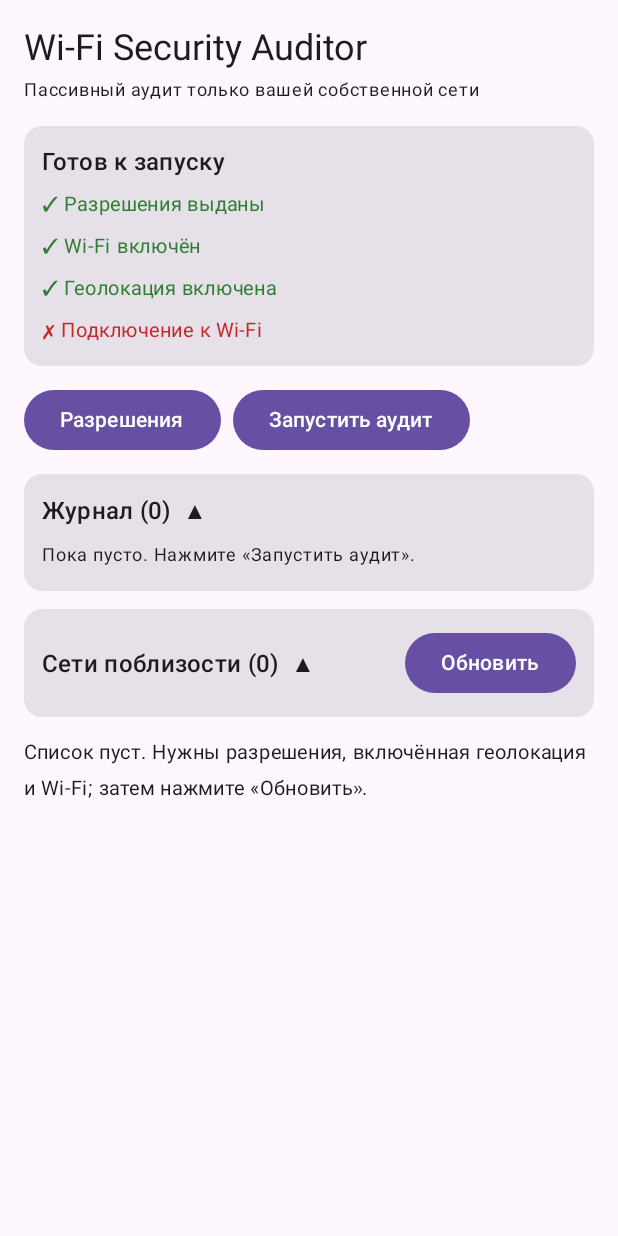
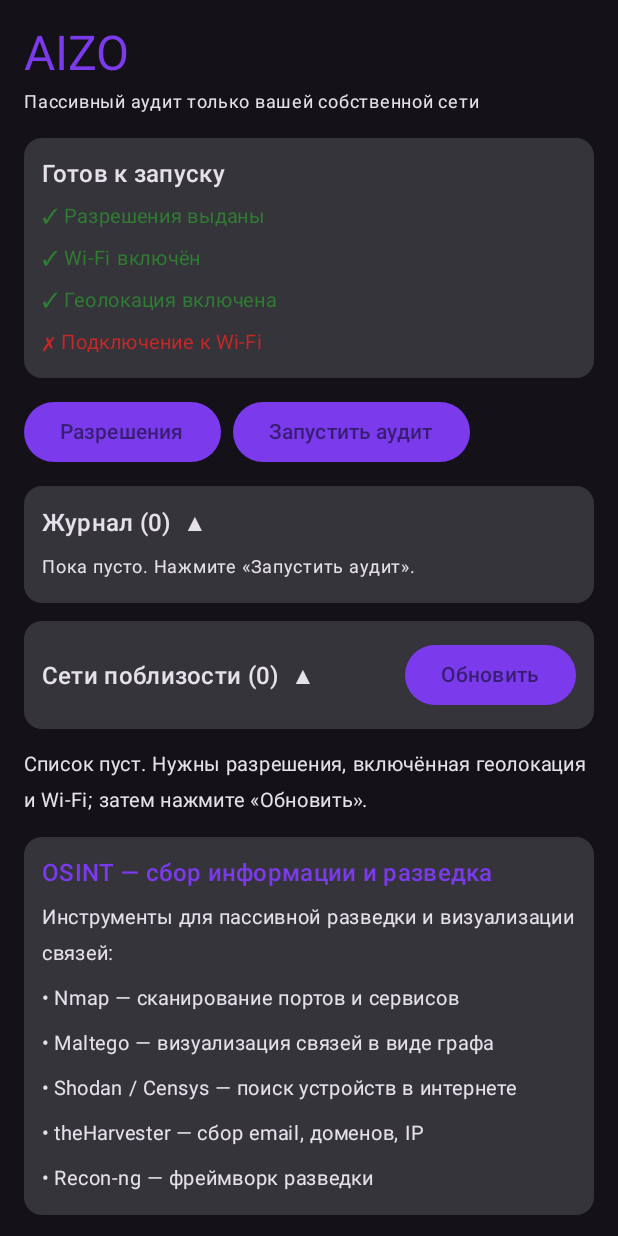
Before and after one commit to gigamega777777-spec/AIZO, an Android app built with Jetpack Compose: the screen it shows after launch (MainActivity), on a phone screen of 412 x 824 dp. Run offline under Robolectric (Android 15) with nearby library versions, the phone set to English and light mode, and no system bars; 1 statement that could not run was skipped.

Commit message:
feat(ui): rebranding to AIZO and adding OSINT information section
- Rename project from "Wi-Fi Security Auditor" to "AIZO" across settings and manifest
- Implement a dark-themed splash screen in MainActivity
- Update MaterialTheme with custom color scheme (purple and red)
- Add an OSINT tools information card to the MainScreen
- Update GitHub Actions artifact name to AIZO-debug
- Add application icons and resource directories

```diff
--- a/app/src/main/AndroidManifest.xml
+++ b/app/src/main/AndroidManifest.xml
@@ -17,9 +17,11 @@
 
     <application
         android:allowBackup="false"
-        android:label="Wi-Fi Security Auditor"
+        android:label="AIZO"
+        android:icon="@mipmap/ic_launcher"
+        android:roundIcon="@mipmap/ic_launcher_round"
         android:supportsRtl="true"
-        android:theme="@android:style/Theme.Material.Light.NoActionBar">
+        android:theme="@android:style/Theme.Material.NoActionBar">
 
         <activity
             android:name=".MainActivity"
--- a/app/src/main/java/com/example/wifiauditor/MainActivity.kt
+++ b/app/src/main/java/com/example/wifiauditor/MainActivity.kt
@@ -8,6 +8,15 @@ import androidx.activity.compose.setContent
 import androidx.activity.result.contract.ActivityResultContracts
 import androidx.activity.viewModels
 import androidx.compose.material3.MaterialTheme
+import androidx.compose.runtime.*
+import kotlinx.coroutines.delay
+import androidx.compose.material3.darkColorScheme
+import androidx.compose.ui.graphics.Color
+import androidx.compose.foundation.layout.*
+import androidx.compose.foundation.background
+import androidx.compose.ui.Alignment
+import androidx.compose.ui.text.font.FontWeight
+import androidx.compose.ui.unit.sp
 import com.example.wifiauditor.ui.MainScreen
 import com.example.wifiauditor.ui.MainViewModel
 
@@ -18,7 +27,7 @@ class MainActivity : ComponentActivity() {
 
     override fun onCreate(savedInstanceState: Bundle?) {
         super.onCreate(savedInstanceState)
-        setContent { MaterialTheme { MainScreen(vm, ::requestPerms) } }
+        setContent { MaterialTheme(colorScheme = darkColorScheme(primary = Color(0xFF7C3AED), secondary = Color(0xFFDC2626), error = Color(0xFFDC2626))) { var showSplash by remember { mutableStateOf(true) }; LaunchedEffect(Unit) { delay(1500); showSplash = false }; if (showSplash) { Box(Modifier.fillMaxSize().background(Color(0xFF0F0A1A)), contentAlignment = Alignment.Center) { Text("AIZO", color = Color(0xFF7C3AED), fontSize = 48.sp, fontWeight = FontWeight.Bold) } } else { MainScreen(vm, ::requestPerms) } } }
     }
 
     override fun onResume() {
--- a/app/src/main/java/com/example/wifiauditor/ui/MainScreen.kt
+++ b/app/src/main/java/com/example/wifiauditor/ui/MainScreen.kt
@@ -32,7 +32,7 @@ fun MainScreen(vm: MainViewModel, onRequestPermissions: () -> Unit) {
             verticalArrangement = Arrangement.spacedBy(12.dp),
         ) {
             item {
-                Text("Wi-Fi Security Auditor", style = MaterialTheme.typography.headlineSmall)
+                Text("AIZO", style = MaterialTheme.typography.headlineLarge, color = Color(0xFF7C3AED))
                 Text("Пассивный аудит только вашей собственной сети", fontSize = 12.sp)
             }
             item { StatusCard(s) }
@@ -107,6 +107,21 @@ fun MainScreen(vm: MainViewModel, onRequestPermissions: () -> Unit) {
                     }
                 }
                 items(s.networks, key = { it.bssid }) { NetworkRow(it) }
+            }
+
+            // ---- OSINT: сбор информации и разведка ----
+            item {
+                Card(Modifier.fillMaxWidth()) {
+                    Column(Modifier.padding(12.dp), verticalArrangement = Arrangement.spacedBy(6.dp)) {
+                        Text("OSINT — сбор информации и разведка", style = MaterialTheme.typography.titleMedium, color = Color(0xFF7C3AED))
+                        Text("Инструменты для пассивной разведки и визуализации связей:", fontSize = 13.sp)
+                        Text("• Nmap — сканирование портов и сервисов", fontSize = 13.sp)
+                        Text("• Maltego — визуализация связей в виде графа", fontSize = 13.sp)
+                        Text("• Shodan / Censys — поиск устройств в интернете", fontSize = 13.sp)
+                        Text("• theHarvester — сбор email, доменов, IP", fontSize = 13.sp)
+                        Text("• Recon-ng — фреймворк разведки", fontSize = 13.sp)
+                    }
+                }
             }
         }
     }
--- /dev/null
+++ b/app/src/main/res/mipmap-anydpi-v26/ic_launcher.xml
@@ -0,0 +1,5 @@
+<?xml version="1.0" encoding="utf-8"?>
+<adaptive-icon xmlns:android="http://schemas.android.com/apk/res/android">
+    <background android:drawable="@color/ic_launcher_background" />
+    <foreground android:drawable="@drawable/ic_launcher_foreground" />
+</adaptive-icon>
--- /dev/null
+++ b/app/src/main/res/mipmap-anydpi-v26/ic_launcher_round.xml
@@ -0,0 +1,5 @@
+<?xml version="1.0" encoding="utf-8"?>
+<adaptive-icon xmlns:android="http://schemas.android.com/apk/res/android">
+    <background android:drawable="@color/ic_launcher_background" />
+    <foreground android:drawable="@drawable/ic_launcher_foreground" />
+</adaptive-icon>
--- /dev/null
+++ b/app/src/main/res/values/colors.xml
@@ -0,0 +1,6 @@
+<?xml version="1.0" encoding="utf-8"?>
+<resources>
+    <color name="ic_launcher_background">#0F0A1A</color>
+    <color name="aizo_purple">#7C3AED</color>
+    <color name="aizo_red">#DC2626</color>
+</resources>
--- a/settings.gradle.kts
+++ b/settings.gradle.kts
@@ -1,4 +1,4 @@
 pluginManagement { repositories { google(); mavenCentral(); gradlePluginPortal() } }
 dependencyResolutionManagement { repositories { google(); mavenCentral() } }
-rootProject.name = "WifiSecurityAuditor"
+rootProject.name = "AIZO"
 include(":app")
```
Also changed, not shown: app/src/main/res/drawable/ic_launcher_foreground.xml (added, +10 -0 lines), 1 other file.
